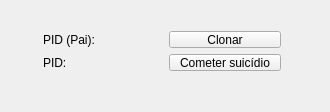
First picture: the form in Clone das sombras/Clone_das_sombras/clone_das_sombras.ui, repository yuritpinheiro/STR_Prova, before the edit.
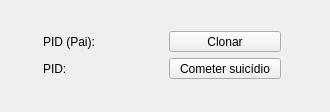
Second picture: the form after the edit. Icons and pictures are not drawn.

What changed in the file:
```diff
--- a/Clone das sombras/Clone_das_sombras/clone_das_sombras.ui
+++ b/Clone das sombras/Clone_das_sombras/clone_das_sombras.ui
@@ -14,13 +14,13 @@
    <string>Clone_das_Sombras</string>
   </property>
   <widget class="QWidget" name="centralWidget">
-   <widget class="QWidget" name="">
+   <widget class="QWidget" name="layoutWidget">
     <property name="geometry">
      <rect>
       <x>32</x>
       <y>20</y>
       <width>260</width>
-      <height>62</height>
+      <height>70</height>
      </rect>
     </property>
     <layout class="QGridLayout" name="gridLayout">
```
Left out of the diff: 8 changed lines with no effect on the pictures.
